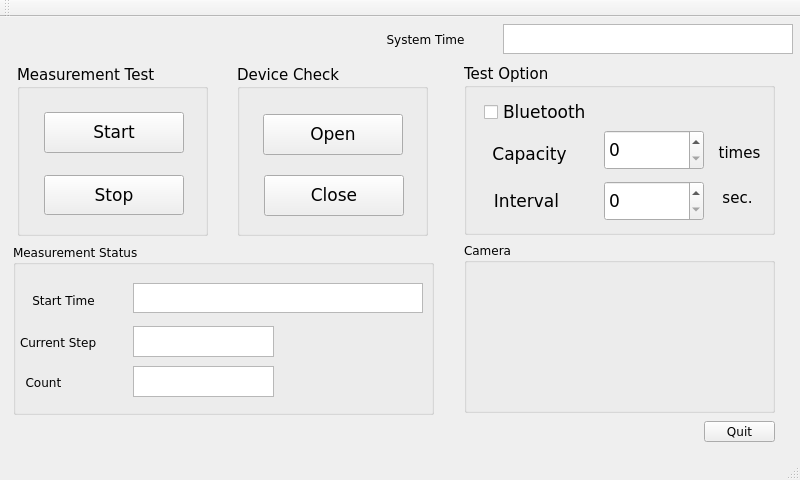
This is mainwindow.ui in shnomad/Battery-Test as Qt 5 draws it before an edit. The edited form follows.
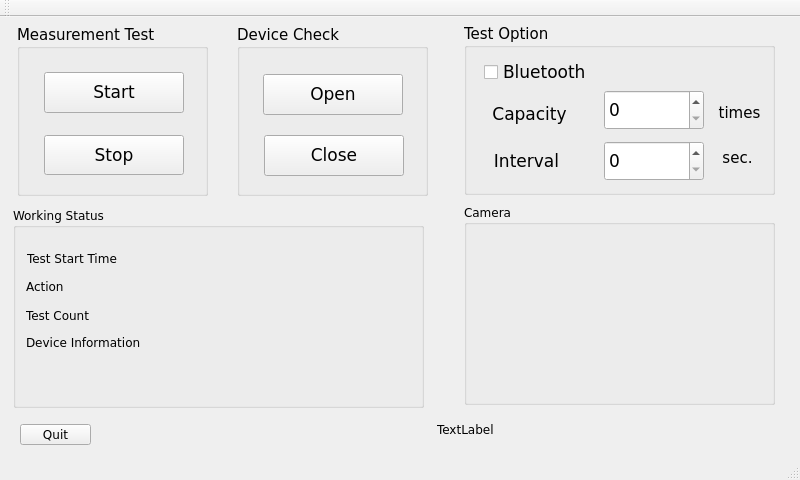
This is the edited form.

Commit message: test status display

```diff
--- a/mainwindow.ui
+++ b/mainwindow.ui
@@ -23,7 +23,7 @@
     <property name="geometry">
      <rect>
       <x>17</x>
-      <y>48</y>
+      <y>8</y>
       <width>191</width>
       <height>171</height>
      </rect>
@@ -78,7 +78,7 @@
     <property name="geometry">
      <rect>
       <x>237</x>
-      <y>48</y>
+      <y>8</y>
       <width>191</width>
       <height>171</height>
      </rect>
@@ -152,7 +152,7 @@
     <property name="geometry">
      <rect>
       <x>464</x>
-      <y>47</y>
+      <y>7</y>
       <width>311</width>
       <height>171</height>
      </rect>
@@ -304,116 +304,72 @@
     <property name="geometry">
      <rect>
       <x>13</x>
-      <y>227</y>
-      <width>421</width>
-      <height>171</height>
+      <y>190</y>
+      <width>411</width>
+      <height>201</height>
      </rect>
     </property>
     <property name="title">
-     <string>Measurement Status</string>
+     <string>Working Status</string>
     </property>
-    <widget class="QTextEdit" name="current_step">
+    <widget class="QLabel" name="test_start_time">
      <property name="geometry">
       <rect>
-       <x>120</x>
-       <y>82</y>
-       <width>141</width>
-       <height>31</height>
+       <x>14</x>
+       <y>43</y>
+       <width>360</width>
+       <height>17</height>
       </rect>
      </property>
-     <property name="verticalScrollBarPolicy">
-      <enum>Qt::ScrollBarAlwaysOff</enum>
-     </property>
-     <property name="readOnly">
-      <bool>false</bool>
-     </property>
-    </widget>
-    <widget class="QTextEdit" name="measure_count">
-     <property name="geometry">
-      <rect>
-       <x>120</x>
-       <y>122</y>
-       <width>141</width>
-       <height>31</height>
-      </rect>
-     </property>
-     <property name="verticalScrollBarPolicy">
-      <enum>Qt::ScrollBarAlwaysOff</enum>
-     </property>
-     <property name="readOnly">
-      <bool>false</bool>
-     </property>
-    </widget>
-    <widget class="QLabel" name="Step">
-     <property name="geometry">
-      <rect>
-       <x>7</x>
-       <y>88</y>
-       <width>111</width>
-       <height>21</height>
-      </rect>
-     </property>
      <property name="text">
-      <string>Current Step</string>
+      <string>Test Start Time</string>
      </property>
-     <property name="alignment">
-      <set>Qt::AlignLeading|Qt::AlignLeft|Qt::AlignVCenter</set>
-     </property>
     </widget>
     <widget class="QLabel" name="Count">
      <property name="geometry">
       <rect>
-       <x>-2</x>
-       <y>128</y>
-       <width>61</width>
-       <height>21</height>
+       <x>13</x>
+       <y>71</y>
+       <width>340</width>
+       <height>17</height>
       </rect>
      </property>
      <property name="text">
-      <string> Count</string>
+      <string>Action</string>
      </property>
-     <property name="alignment">
-      <set>Qt::AlignCenter</set>
-     </property>
     </widget>
     <widget class="QLabel" name="Step_2">
      <property name="geometry">
       <rect>
-       <x>5</x>
-       <y>46</y>
-       <width>91</width>
-       <height>21</height>
+       <x>13</x>
+       <y>100</y>
+       <width>340</width>
+       <height>17</height>
       </rect>
      </property>
      <property name="text">
-      <string>Start Time</string>
+      <string>Test Count</string>
      </property>
-     <property name="alignment">
-      <set>Qt::AlignCenter</set>
-     </property>
     </widget>
-    <widget class="QTextEdit" name="start_time">
+    <widget class="QLabel" name="serial_number">
      <property name="geometry">
       <rect>
-       <x>120</x>
-       <y>39</y>
-       <width>290</width>
-       <height>30</height>
+       <x>13</x>
+       <y>127</y>
+       <width>340</width>
+       <height>17</height>
       </rect>
      </property>
-     <property name="verticalScrollBarPolicy">
-      <enum>Qt::ScrollBarAlwaysOff</enum>
-     </property>
-     <property name="readOnly">
-      <bool>false</bool>
+     <property name="text">
+      <string>Device Information</string>
      </property>
     </widget>
    </widget>
    <widget class="QPushButton" name="quit">
     <property name="geometry">
      <rect>
-      <x>704</x>
-      <y>404</y>
+      <x>20</x>
+      <y>407</y>
       <width>71</width>
       <height>21</height>
      </rect>
@@ -427,51 +383,32 @@
      <string>Quit</string>
     </property>
    </widget>
-   <widget class="QLabel" name="label_system_time">
-    <property name="geometry">
-     <rect>
-      <x>370</x>
-      <y>12</y>
-      <width>111</width>
-      <height>21</height>
-     </rect>
-    </property>
-    <property name="text">
-     <string>System Time</string>
-    </property>
-    <property name="alignment">
-     <set>Qt::AlignCenter</set>
-    </property>
-   </widget>
-   <widget class="QTextEdit" name="system_time">
-    <property name="geometry">
-     <rect>
-      <x>503</x>
-      <y>7</y>
-      <width>290</width>
-      <height>30</height>
-     </rect>
-    </property>
-    <property name="verticalScrollBarPolicy">
-     <enum>Qt::ScrollBarAlwaysOff</enum>
-    </property>
-    <property name="readOnly">
-     <bool>true</bool>
-    </property>
-   </widget>
    <widget class="QGroupBox" name="groupBox_4">
     <property name="geometry">
      <rect>
       <x>464</x>
-      <y>225</y>
+      <y>187</y>
       <width>311</width>
-      <height>171</height>
+      <height>201</height>
      </rect>
     </property>
     <property name="title">
      <string>Camera</string>
     </property>
    </widget>
+   <widget class="QLabel" name="system_time">
+    <property name="geometry">
+     <rect>
+      <x>437</x>
+      <y>402</y>
+      <width>340</width>
+      <height>20</height>
+     </rect>
+    </property>
+    <property name="text">
+     <string>TextLabel</string>
+    </property>
+   </widget>
    <zorder>groupBox</zorder>
    <zorder>test_option</zorder>
    <zorder>groupBox_2</zorder>
```
Left out of the diff: 7 changed lines with no effect on the pictures. The commit also changes 2 other files.
